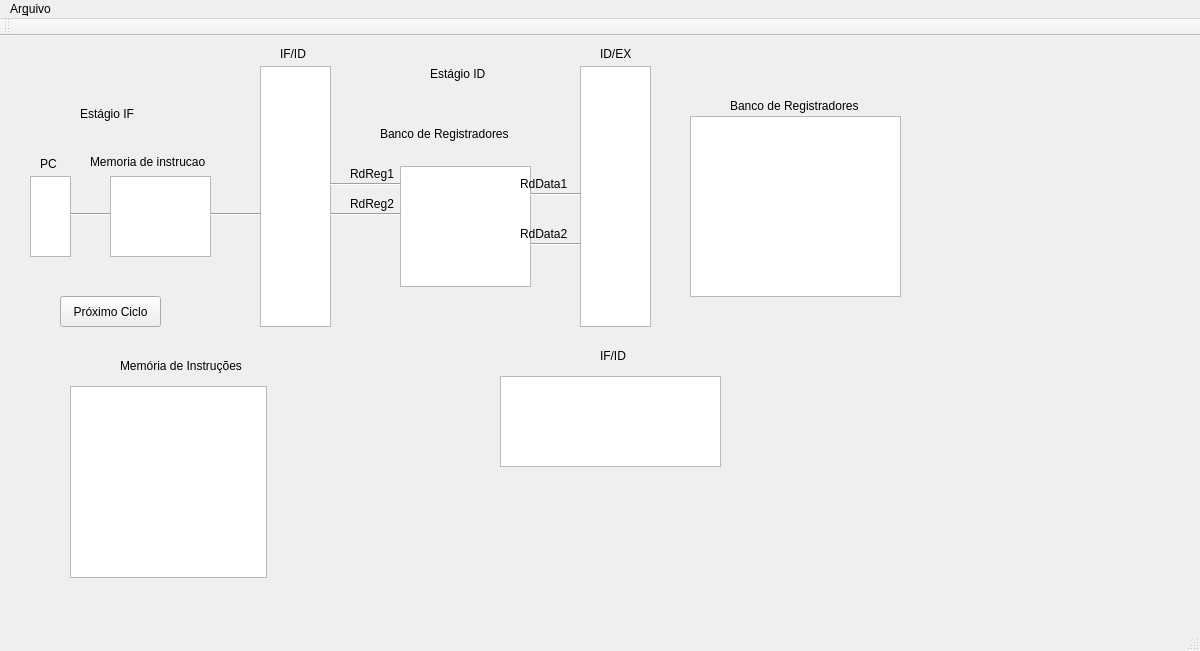
Qt form TesteQtGraphics/GraphicsTest/mainwindow.ui (asdomingues/SimuladorMIPS) before a commit.
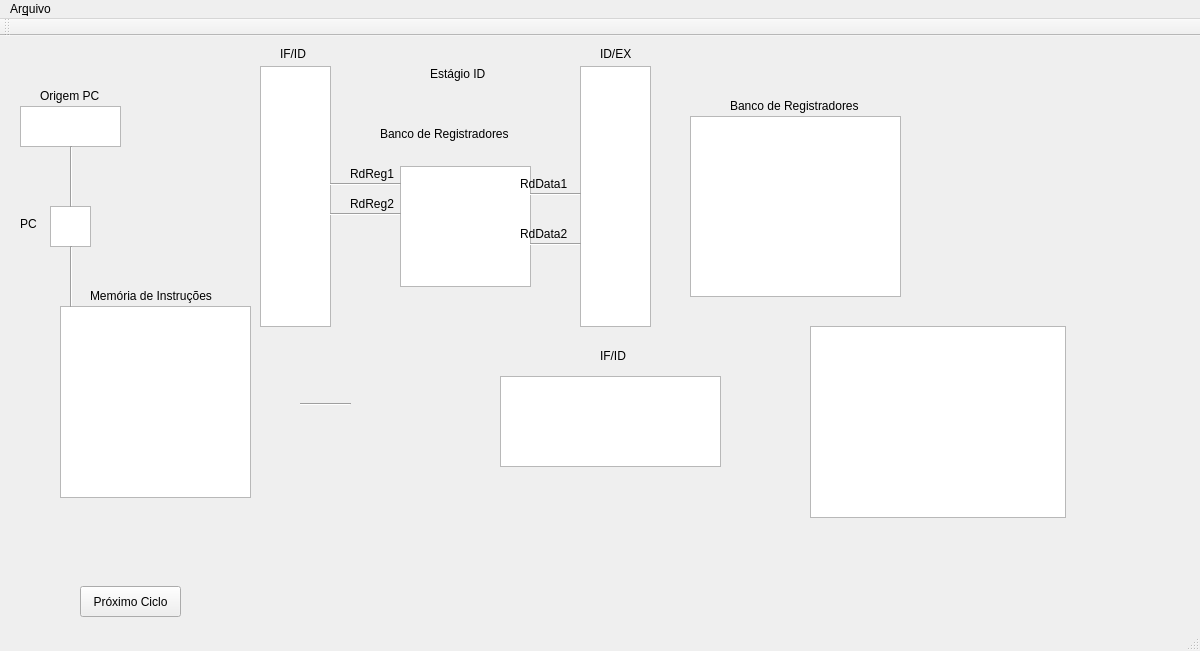
The same form after that commit.

Commit message: table being improved

```diff
--- a/TesteQtGraphics/GraphicsTest/mainwindow.ui
+++ b/TesteQtGraphics/GraphicsTest/mainwindow.ui
@@ -17,8 +17,8 @@
    <widget class="QLabel" name="label">
     <property name="geometry">
      <rect>
-      <x>40</x>
-      <y>120</y>
+      <x>20</x>
+      <y>180</y>
       <width>21</width>
       <height>16</height>
      </rect>
@@ -30,47 +30,11 @@
    <widget class="QTextBrowser" name="reg">
     <property name="geometry">
      <rect>
-      <x>30</x>
-      <y>140</y>
-      <width>41</width>
-      <height>81</height>
-     </rect>
-    </property>
-   </widget>
-   <widget class="Line" name="line">
-    <property name="geometry">
-     <rect>
-      <x>70</x>
+      <x>50</x>
       <y>170</y>
       <width>41</width>
-      <height>16</height>
+      <height>41</height>
      </rect>
-    </property>
-    <property name="orientation">
-     <enum>Qt::Horizontal</enum>
-    </property>
-   </widget>
-   <widget class="QTextBrowser" name="memoriainstrucao">
-    <property name="geometry">
-     <rect>
-      <x>110</x>
-      <y>140</y>
-      <width>101</width>
-      <height>81</height>
-     </rect>
-    </property>
-   </widget>
-   <widget class="QLabel" name="label_2">
-    <property name="geometry">
-     <rect>
-      <x>90</x>
-      <y>110</y>
-      <width>141</width>
-      <height>31</height>
-     </rect>
-    </property>
-    <property name="text">
-     <string>Memoria de instrucao</string>
     </property>
    </widget>
    <widget class="QTextBrowser" name="IFID">
@@ -86,8 +50,8 @@
    <widget class="Line" name="line_2">
     <property name="geometry">
      <rect>
-      <x>210</x>
-      <y>170</y>
+      <x>300</x>
+      <y>360</y>
       <width>51</width>
       <height>16</height>
      </rect>
@@ -96,19 +60,6 @@
      <enum>Qt::Horizontal</enum>
     </property>
    </widget>
-   <widget class="QLabel" name="label_3">
-    <property name="geometry">
-     <rect>
-      <x>80</x>
-      <y>70</y>
-      <width>61</width>
-      <height>16</height>
-     </rect>
-    </property>
-    <property name="text">
-     <string>Estágio IF</string>
-    </property>
-   </widget>
    <widget class="QLabel" name="label_4">
     <property name="geometry">
      <rect>
@@ -125,8 +76,8 @@
    <widget class="QPushButton" name="pushButton">
     <property name="geometry">
      <rect>
-      <x>60</x>
-      <y>260</y>
+      <x>80</x>
+      <y>550</y>
       <width>101</width>
       <height>31</height>
      </rect>
@@ -332,9 +283,9 @@
    <widget class="QTableWidget" name="instruction_t">
     <property name="geometry">
      <rect>
-      <x>70</x>
-      <y>350</y>
-      <width>197</width>
+      <x>60</x>
+      <y>270</y>
+      <width>191</width>
       <height>192</height>
      </rect>
     </property>
@@ -351,8 +302,8 @@
    <widget class="QLabel" name="label_12">
     <property name="geometry">
      <rect>
-      <x>120</x>
-      <y>320</y>
+      <x>90</x>
+      <y>250</y>
       <width>161</width>
       <height>20</height>
      </rect>
@@ -412,6 +363,74 @@
      <string>IF/ID</string>
     </property>
    </widget>
+   <widget class="QTableWidget" name="IDEX_t">
+    <property name="geometry">
+     <rect>
+      <x>810</x>
+      <y>290</y>
+      <width>256</width>
+      <height>192</height>
+     </rect>
+    </property>
+    <property name="horizontalScrollBarPolicy">
+     <enum>Qt::ScrollBarAlwaysOff</enum>
+    </property>
+    <attribute name="verticalHeaderVisible">
+     <bool>false</bool>
+    </attribute>
+    <attribute name="verticalHeaderHighlightSections">
+     <bool>false</bool>
+    </attribute>
+   </widget>
+   <widget class="Line" name="line_7">
+    <property name="geometry">
+     <rect>
+      <x>70</x>
+      <y>210</y>
+      <width>3</width>
+      <height>61</height>
+     </rect>
+    </property>
+    <property name="orientation">
+     <enum>Qt::Vertical</enum>
+    </property>
+   </widget>
+   <widget class="QTextBrowser" name="muxPC">
+    <property name="geometry">
+     <rect>
+      <x>20</x>
+      <y>70</y>
+      <width>101</width>
+      <height>41</height>
+     </rect>
+    </property>
+   </widget>
+   <widget class="QLabel" name="label_2">
+    <property name="geometry">
+     <rect>
+      <x>40</x>
+      <y>50</y>
+      <width>71</width>
+      <height>20</height>
+     </rect>
+    </property>
+    <property name="text">
+     <string>Origem PC</string>
+    </property>
+   </widget>
+   <widget class="Line" name="line">
+    <property name="geometry">
+     <rect>
+      <x>70</x>
+      <y>110</y>
+      <width>3</width>
+      <height>61</height>
+     </rect>
+    </property>
+    <property name="orientation">
+     <enum>Qt::Vertical</enum>
+    </property>
+   </widget>
   </widget>
   <widget class="QMenuBar" name="menuBar">
    <property name="geometry">
```
The commit also changes 8 other files.
